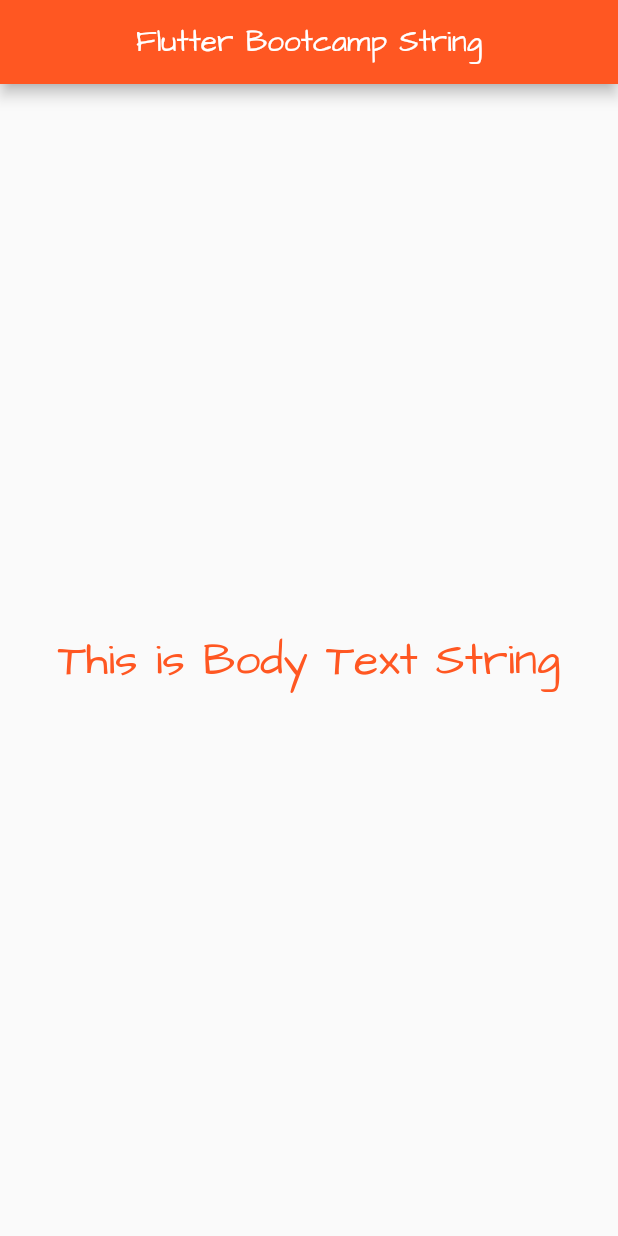
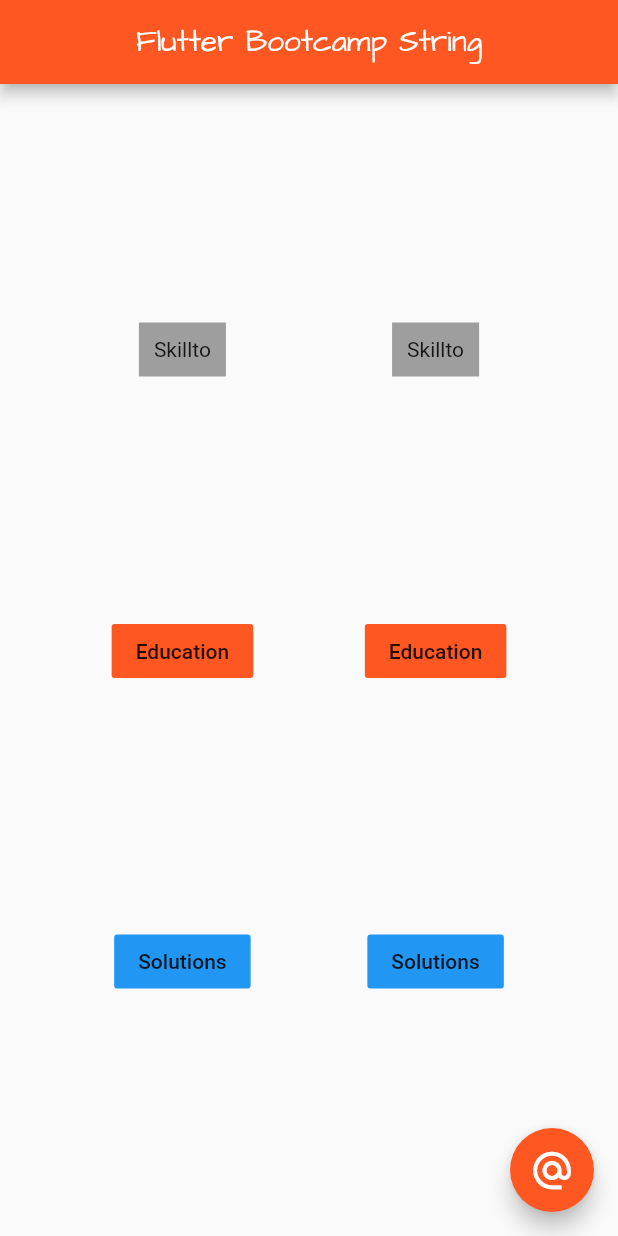
Before and after one commit to NobodySS07/bootcamp_18_feb, a Flutter app: the screen it shows after launch, on a phone screen of 412 x 824 dp. Run offline on Flutter 3.47's test engine with Material 2 defaults, Android fonts, the phone set to English and light mode, and no system bars.

Commit message:
Day 3
Updated code for Day 3 Bootcamp

```diff
--- a/lib/main.dart
+++ b/lib/main.dart
@@ -18,16 +18,64 @@ class FlutterBootcamp extends StatelessWidget{
           backgroundColor: Colors.deepOrange,
           centerTitle: true,
         ),
-        body: Center(
-          child: Text(Strings.bodytext,
-          style: TextStyle(
-            color: Colors.deepOrange,
-            fontSize: 30,
-            fontFamily: 'ArchitectsDaughter',
+        body: Row(
+          mainAxisAlignment: MainAxisAlignment.spaceEvenly,
+          children: [
+            Column(
+              mainAxisAlignment: MainAxisAlignment.spaceEvenly,
+              //crossAxisAlignment: CrossAxisAlignment.stretch,
+              children: [
+                Container(
+                    color: Colors.grey,
+                    child: Text("Skillto"),
+                    padding: EdgeInsets.fromLTRB(10, 10, 10, 10)
+                ),
+                FlatButton(
+                  child: Text( "Education"),
+                  onPressed: () {},
+                  color: Colors.deepOrange,
+                ),
+                FlatButton(
+                  child: Text( "Solutions"),
+                  onPressed: () {},
+                  color: Colors.blue,
+                ),
+              ],
             ),
+            Column(
+              mainAxisAlignment: MainAxisAlignment.spaceEvenly,
+              //crossAxisAlignment: CrossAxisAlignment.stretch,
+              children: [
+                Container(
+                    color: Colors.grey,
+                    child: Text("Skillto"),
+                    padding: EdgeInsets.fromLTRB(10, 10, 10, 10)
+                ),
+                FlatButton(
+                  child: Text( "Education"),
+                  onPressed: () {},
+                  color: Colors.deepOrange,
+                ),
+                FlatButton(
+                  child: Text( "Solutions"),
+                  onPressed: () {},
+                  color: Colors.blue,
+                ),
+              ],
+            ),
+
+          ],
+        ),
+        floatingActionButton: FloatingActionButton(
+          child: Icon(
+            Icons.alternate_email,
+            size: 30,
           ),
+          backgroundColor: Colors.deepOrange,
+          onPressed: (){
+            print("I was Clicked");
+          },
         ),
-
       ),
     );
   }
--- a/pubspec.yaml
+++ b/pubspec.yaml
@@ -48,6 +48,8 @@ flutter:
   # assets:
   #   - images/a_dot_burr.jpeg
   #   - images/a_dot_ham.jpeg
+  assets:
+    - assets/star.jpg
 
   # An image asset can refer to one or more resolution-specific "variants", see
   # https://flutter.dev/assets-and-images/#resolution-aware.
```
Also changed, not shown: 1 other file.
